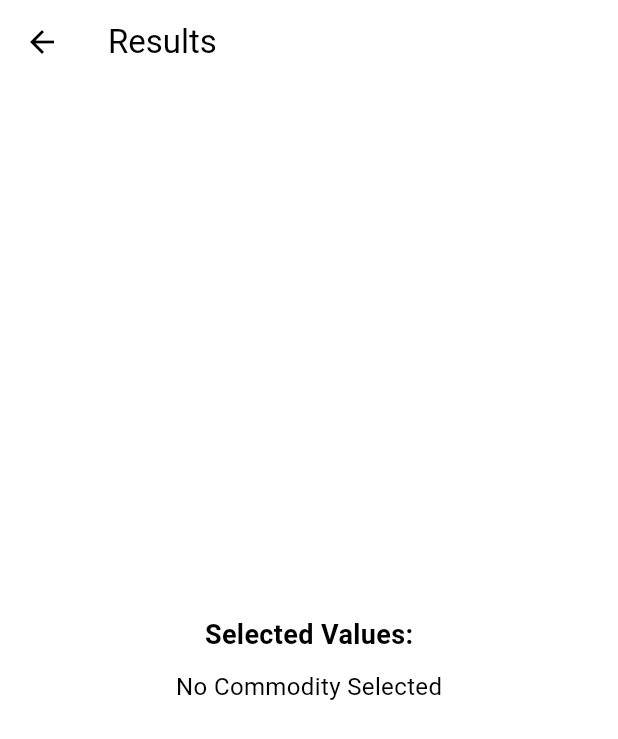
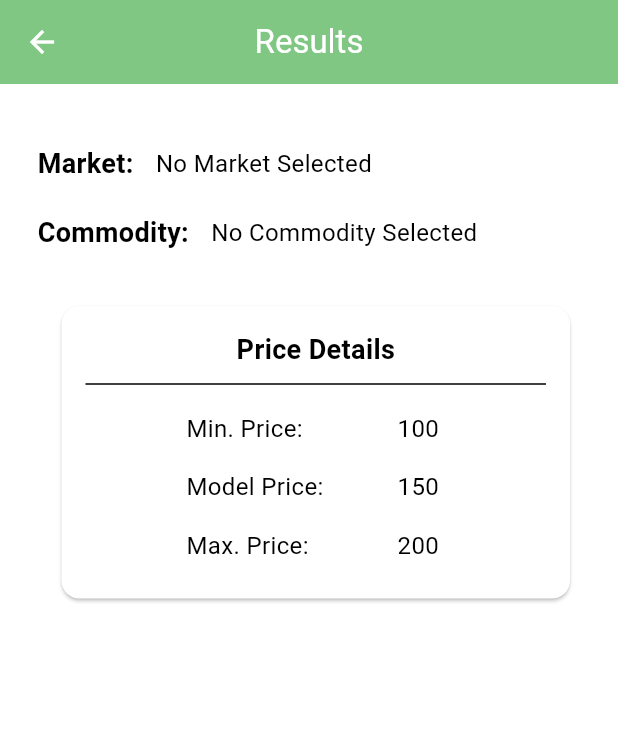
Before and after one commit to Shivansh722/Jai-Kisan, a Flutter app: the screen it shows once a user with an empty profile is signed in, after a tap on "Get Results", on a phone screen of 412 x 824 dp. Shown: the top 739 px of the screen. Run offline on Flutter 3.47's test engine with Material 3 defaults, Android fonts, the phone set to English and light mode, and no system bars; our stand-ins replace firebase_auth, firebase_core, fl_chart; missing offline and left inert: fading_edge_scrollview; accounts and stored records are empty; network calls fail.

Commit message:
feat:modified result page

```diff
--- a/lib/authentication/auth_service.dart
+++ b/lib/authentication/auth_service.dart
@@ -23,6 +23,7 @@ class AuthService {
             await _auth.createUserWithEmailAndPassword(
               email: email,
               password: password
+
           );
           return userCredential;
         }
--- a/lib/components/graph.dart
+++ b/lib/components/graph.dart
@@ -63,14 +63,35 @@ class _LineChartWidgetState extends State<LineChartWidget> {
     );
     Widget text;
     switch (value.toInt()) {
+      case 1:
+        text = const Text('1', style: style);
+        break;
       case 2:
-        text = const Text('MAR', style: style);
+        text = const Text('2', style: style);
+        break;
+      case 3:
+        text = const Text('3', style: style);
+        break;
+      case 4:
+        text = const Text('4', style: style);
         break;
       case 5:
-        text = const Text('JUN', style: style);
+        text = const Text('5', style: style);
+        break;
+      case 6:
+        text = const Text('6', style: style);
+        break;
+      case 7:
+        text = const Text('7', style: style);
         break;
       case 8:
-        text = const Text('SEP', style: style);
+        text = const Text('8', style: style);
+        break;
+      case 9:
+        text = const Text('9', style: style);
+        break;
+      case 10:
+        text = const Text('10', style: style);
         break;
       default:
         text = const Text('', style: style);
@@ -91,13 +112,19 @@ class _LineChartWidgetState extends State<LineChartWidget> {
     String text;
     switch (value.toInt()) {
       case 1:
-        text = '10K';
+        text = '1k';
+        break;
+      case 2:
+        text = '2k';
         break;
       case 3:
-        text = '30k';
+        text = '3k';
+        break;
+      case 4:
+        text = '4k';
         break;
       case 5:
-        text = '50k';
+        text = '5k';
         break;
       default:
         return Container();
@@ -135,6 +162,14 @@ class _LineChartWidgetState extends State<LineChartWidget> {
           sideTitles: SideTitles(showTitles: false),
         ),
         bottomTitles: AxisTitles(
+          axisNameWidget: const Text(
+            'Days',
+            style: TextStyle(
+              fontSize: 10,
+              color: Colors.black,
+              fontWeight: FontWeight.bold,
+            ),
+          ),
           sideTitles: SideTitles(
             showTitles: true,
             reservedSize: 30,
@@ -143,6 +178,14 @@ class _LineChartWidgetState extends State<LineChartWidget> {
           ),
         ),
         leftTitles: AxisTitles(
+          axisNameWidget: const Text(
+            'Price',
+            style: TextStyle(
+              fontSize: 10,
+              color: Colors.black,
+              fontWeight: FontWeight.bold,
+            ),
+          ),
           sideTitles: SideTitles(
             showTitles: true,
             interval: 1,
--- /dev/null
+++ b/lib/components/price_card.dart
@@ -0,0 +1,87 @@
+import 'package:flutter/material.dart';
+
+class PriceCard extends StatelessWidget {
+  final String minPrice;
+  final String modelPrice;
+  final String maxPrice;
+
+  const PriceCard({
+    super.key,
+    required this.minPrice,
+    required this.modelPrice,
+    required this.maxPrice,
+  });
+
+  @override
+  Widget build(BuildContext context) {
+    return Card(
+      margin: const EdgeInsets.all(16.0),
+      child: Padding(
+        padding: const EdgeInsets.all(16.0),
+        child: Column(
+          crossAxisAlignment: CrossAxisAlignment.center,
+          children: [
+            const Text(
+              'Price Details',
+              style: TextStyle(
+                fontSize: 18.0,
+                fontWeight: FontWeight.bold,
+              ),
+            ),
+            const Divider(height: 20.0, color: Colors.black),
+            Table(
+              defaultVerticalAlignment: TableCellVerticalAlignment.middle,
+              columnWidths: const {
+                0: IntrinsicColumnWidth(),
+                1: IntrinsicColumnWidth(),
+                2: IntrinsicColumnWidth(),
+              },
+              children: [
+                buildTableRow('Min. Price: ', minPrice),
+                buildTableRow('Model Price: ', modelPrice),
+                buildTableRow('Max. Price: ', maxPrice),
+              ],
+            ),
+          ],
+        ),
+      ),
+    );
+  }
+
+  TableRow buildTableRow(String label, String value) {
+    return TableRow(
+      children: [
+        Row(
+          mainAxisAlignment: MainAxisAlignment.start,
+          children: [
+            Expanded(
+              flex: 3,
+              child: TableCell(
+                child: Padding(
+                  padding: const EdgeInsets.symmetric(vertical: 8.0),
+                  child: Text(
+                    label,
+                    style: const TextStyle(fontSize: 16.0),
+                  ),
+                ),
+              ),
+            ),
+            const SizedBox(width: 45.0),
+            Expanded(
+              flex: 1,
+              child: TableCell(
+                child: Padding(
+                  padding: const EdgeInsets.symmetric(vertical: 8.0),
+                  child: Text(
+                    value,
+                    style: const TextStyle(fontSize: 16.0),
+                  ),
+                ),
+              ),
+            ),
+          ],
+        ),
+      ],
+    );
+  }
+}
--- a/lib/components/textfield.dart
+++ b/lib/components/textfield.dart
@@ -16,7 +16,6 @@ class MyTextField extends StatelessWidget {
     return Padding(
       padding: const EdgeInsets.all(8.0),
       child: TextField(
-        obscureText: false,
         controller: controller,
         decoration: InputDecoration(
           enabledBorder: OutlineInputBorder(
--- a/lib/pages/result_page.dart
+++ b/lib/pages/result_page.dart
@@ -1,6 +1,7 @@
 // results_page.dart
 
 import 'package:flutter/material.dart';
+import 'package:vishnu/components/price_card.dart';
 
 class ResultPage extends StatelessWidget {
 
@@ -21,21 +22,53 @@ class ResultPage extends StatelessWidget {
   Widget build(BuildContext context) {
     return Scaffold(
       appBar: AppBar(
-        title: Text('Results'),
+        title: const Text('Results'),
+        centerTitle: true,
+        backgroundColor: Colors.green.shade300,
+        foregroundColor: Colors.white,
       ),
-      body: Center(
+      body: Container(
+        padding: const EdgeInsets.fromLTRB(25, 40, 16, 0),
         child: Column(
-          mainAxisAlignment: MainAxisAlignment.center,
+          mainAxisAlignment: MainAxisAlignment.start,
           children: [
-            Text(
-              'Selected Values:',
-              style: TextStyle(fontSize: 18.0, fontWeight: FontWeight.bold),
+            Row(
+              children: [
+                const Text(
+                  'Market: ',
+                  style: TextStyle(fontSize: 18.0, fontWeight: FontWeight.bold),
+                ),
+                const SizedBox(width: 10.0),
+                Text(
+                  selectedMarket ?? 'No Market Selected',
+                  style: const TextStyle(fontSize: 16.0),
+                ),
+              ],
             ),
-            SizedBox(height: 10.0),
-            Text(
-              selectedCommodity ?? 'No Commodity Selected',
-              style: TextStyle(fontSize: 16.0),
+
+            const SizedBox(height: 20.0),
+            Row(
+              children: [
+                const Text(
+                  'Commodity: ',
+                  style: TextStyle(fontSize: 18.0, fontWeight: FontWeight.bold),
+                ),
+                const SizedBox(width: 10.0),
+                Text(
+                  selectedCommodity?? 'No Commodity Selected',
+                  style: const TextStyle(fontSize: 16.0),
+                ),
+              ],
             ),
+            const SizedBox(height: 20.0),
+            const Center(
+            child: PriceCard(
+              minPrice: '100',
+              modelPrice: '150',
+              maxPrice: '200',
+            ),
+          ),
+
           ],
         ),
       ),
```
